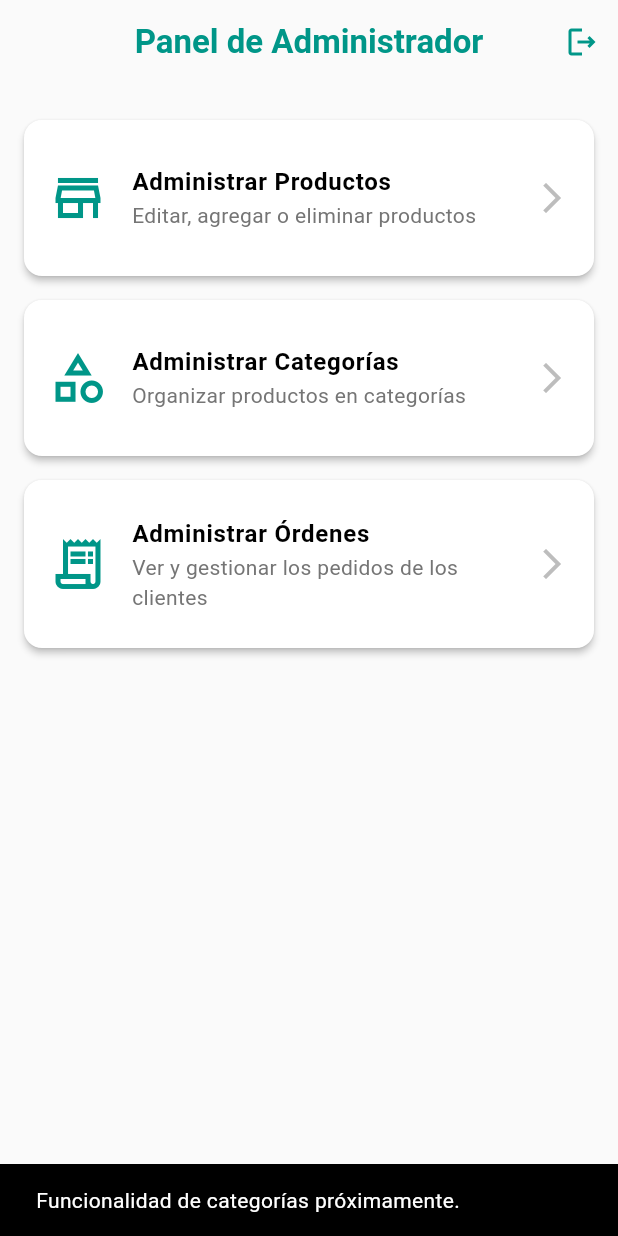
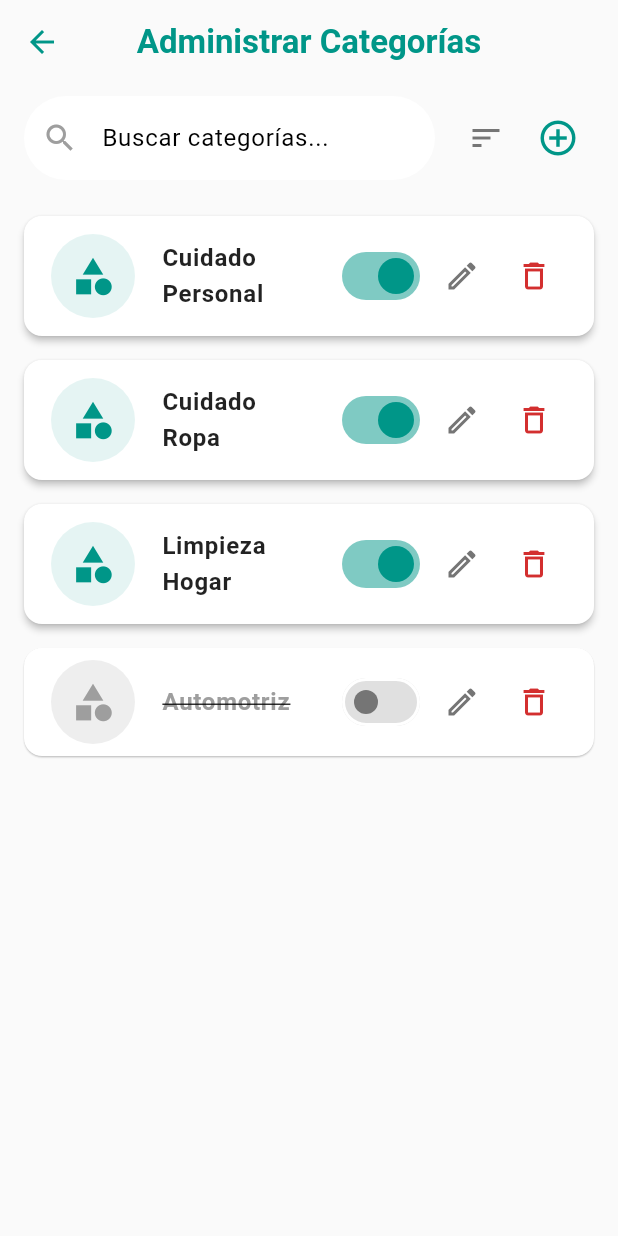
Before and after one commit to JoseFranciscoNavaR/JerceriaApp, a Flutter app: the AdminPanelScreen screen opened directly, after a tap on "Administrar Categorías", on a phone screen of 412 x 824 dp. Run offline on Flutter 3.47's test engine with Material 3 defaults, Android fonts, the phone set to English and light mode, and no system bars; our stand-ins replace badges, hive, hive_flutter; accounts and stored records are empty; network calls fail.

Commit message:
Jarceria v1.1.4 admin category

```diff
--- a/lib/main.dart
+++ b/lib/main.dart
@@ -4,6 +4,7 @@ import 'package:provider/provider.dart';
 import 'package:uuid/uuid.dart';
 
 import 'models/product_model.dart';
+import 'models/category_model.dart'; // Import category model
 import 'screens/home_screen.dart';
 import 'providers/cart_provider.dart';
 
@@ -11,17 +12,38 @@ void main() async {
   WidgetsFlutterBinding.ensureInitialized();
   await Hive.initFlutter();
 
+  // Register adapters
   Hive.registerAdapter(ProductAdapter());
+  Hive.registerAdapter(CategoryAdapter());
 
-  // To prevent data corruption errors during development after model changes,
-  // it's best to delete the box before opening it.
+  // Clear boxes for fresh start in development
   await Hive.deleteBoxFromDisk('products');
+  await Hive.deleteBoxFromDisk('categories');
+
+  // Open boxes
   await Hive.openBox<Product>('products');
+  await Hive.openBox<Category>('categories');
 
-  // Add fresh dummy products on every run to reflect model changes.
+  // Add dummy data
   await addDummyProducts();
+  await addDummyCategories();
 
   runApp(MyApp());
+}
+
+Future<void> addDummyCategories() async {
+  final categoryBox = Hive.box<Category>('categories');
+  final uuid = Uuid();
+  final categories = [
+    Category(id: uuid.v4(), name: 'Limpieza Hogar'),
+    Category(id: uuid.v4(), name: 'Cuidado Ropa'),
+    Category(id: uuid.v4(), name: 'Cuidado Personal'),
+    Category(id: uuid.v4(), name: 'Automotriz', isAvailable: false),
+  ];
+
+  for (var category in categories) {
+    await categoryBox.put(category.id, category);
+  }
 }
 
 Future<void> addDummyProducts() async {
--- /dev/null
+++ b/lib/models/category_model.dart
@@ -0,0 +1,21 @@
+import 'package:hive/hive.dart';
+
+part 'category_model.g.dart';
+
+@HiveType(typeId: 1)
+class Category extends HiveObject {
+  @HiveField(0)
+  String id;
+
+  @HiveField(1)
+  String name;
+
+  @HiveField(2)
+  bool isAvailable;
+
+  Category({
+    required this.id,
+    required this.name,
+    this.isAvailable = true,
+  });
+}
--- /dev/null
+++ b/lib/screens/admin/admin_category_list_screen.dart
@@ -0,0 +1,246 @@
+import 'dart:async';
+import 'package:flutter/material.dart';
+import 'package:hive_flutter/hive_flutter.dart';
+import 'package:jarceria_app/models/category_model.dart';
+import 'package:jarceria_app/services/database_service.dart';
+import './admin_edit_category_screen.dart';
+
+class AdminCategoryListScreen extends StatefulWidget {
+  @override
+  _AdminCategoryListScreenState createState() => _AdminCategoryListScreenState();
+}
+
+class _AdminCategoryListScreenState extends State<AdminCategoryListScreen> {
+  final DatabaseService _databaseService = DatabaseService();
+  String _searchQuery = '';
+  String _sortOrder = 'available_first'; // Default sort order
+  Timer? _debounce;
+
+  @override
+  void dispose() {
+    _debounce?.cancel();
+    super.dispose();
+  }
+
+  void _navigateToEditScreen(BuildContext context, {Category? category}) {
+    Navigator.of(context).push(
+      MaterialPageRoute(builder: (ctx) => AdminEditCategoryScreen(category: category)),
+    );
+  }
+
+  void _showDisableConfirmationDialog(BuildContext context, Category category) {
+    showDialog(
+      context: context,
+      builder: (ctx) => AlertDialog(
+        title: Text('Confirmar Deshabilitación'),
+        content: Text('¿Estás seguro de que quieres deshabilitar esta categoría? Los productos asociados no serán visibles para los clientes.'),
+        shape: RoundedRectangleBorder(borderRadius: BorderRadius.circular(16)),
+        actions: <Widget>[
+          TextButton(
+            child: Text('Cancelar'),
+            onPressed: () {
+              Navigator.of(ctx).pop();
+            },
+          ),
+          TextButton(
+            child: Text('Sí, Deshabilitar', style: TextStyle(color: Theme.of(context).colorScheme.error)),
+            onPressed: () {
+              _databaseService.updateCategoryAvailability(category.id, false);
+              Navigator.of(ctx).pop();
+              ScaffoldMessenger.of(context).showSnackBar(
+                SnackBar(
+                  content: Text('Categoría deshabilitada.'),
+                  backgroundColor: Colors.orangeAccent,
+                  behavior: SnackBarBehavior.floating,
+                ),
+              );
+            },
+          ),
+        ],
+      ),
+    );
+  }
+
+  @override
+  Widget build(BuildContext context) {
+    final Color primaryColor = Theme.of(context).colorScheme.primary;
+
+    return Scaffold(
+      backgroundColor: Colors.grey[50],
+      appBar: AppBar(
+        title: Text('Administrar Categorías', style: TextStyle(fontWeight: FontWeight.bold)),
+        centerTitle: true,
+        elevation: 0,
+        backgroundColor: Colors.transparent,
+        foregroundColor: primaryColor,
+      ),
+      body: Column(
+        children: [
+          Padding(
+            padding: const EdgeInsets.symmetric(horizontal: 16.0, vertical: 8.0),
+            child: Row(
+              children: [
+                Expanded(
+                  child: TextField(
+                    decoration: InputDecoration(
+                      hintText: 'Buscar categorías...',
+                      prefixIcon: Icon(Icons.search, color: Colors.grey),
+                      filled: true,
+                      fillColor: Colors.white,
+                      border: OutlineInputBorder(
+                        borderRadius: BorderRadius.circular(30.0),
+                        borderSide: BorderSide.none,
+                      ),
+                    ),
+                    onChanged: (value) {
+                      if (_debounce?.isActive ?? false) _debounce!.cancel();
+                      _debounce = Timer(const Duration(milliseconds: 500), () {
+                        setState(() {
+                          _searchQuery = value;
+                        });
+                      });
+                    },
+                  ),
+                ),
+                SizedBox(width: 10),
+                PopupMenuButton<String>(
+                  onSelected: (value) {
+                    setState(() {
+                      _sortOrder = value;
+                    });
+                  },
+                  icon: Icon(Icons.sort, color: Colors.grey[600]),
+                  itemBuilder: (BuildContext context) => <PopupMenuEntry<String>>[
+                    const PopupMenuItem<String>(
+                      value: 'available_first',
+                      child: Text('Ordenar por disponibilidad'),
+                    ),
+                    const PopupMenuItem<String>(
+                      value: 'name_asc',
+                      child: Text('Ordenar por nombre (A-Z)'),
+                    ),
+                    const PopupMenuItem<String>(
+                      value: 'name_desc',
+                      child: Text('Ordenar por nombre (Z-A)'),
+                    ),
+                  ],
+                ),
+                IconButton(
+                  icon: Icon(Icons.add_circle_outline, color: primaryColor, size: 28),
+                  onPressed: () => _navigateToEditScreen(context),
+                ),
+              ],
+            ),
+          ),
+          Expanded(
+            child: ValueListenableBuilder(
+              valueListenable: Hive.box<Category>('categories').listenable(),
+              builder: (context, Box<Category> box, _) {
+                var categories = box.values.where((c) => c != null).toList().cast<Category>();
+
+                if (_searchQuery.isNotEmpty) {
+                  categories = categories.where((category) => category.name.toLowerCase().contains(_searchQuery.toLowerCase())).toList();
+                }
+
+                // Sorting logic based on _sortOrder
+                categories.sort((a, b) {
+                  switch (_sortOrder) {
+                    case 'available_first':
+                      if (a.isAvailable && !b.isAvailable) return -1;
+                      if (!a.isAvailable && b.isAvailable) return 1;
+                      return a.name.compareTo(b.name);
+                    case 'name_asc':
+                      return a.name.compareTo(b.name);
+                    case 'name_desc':
+                      return b.name.compareTo(a.name);
+                    default:
+                      return a.name.compareTo(b.name);
+                  }
+                });
+
+                if (categories.isEmpty) {
+                  return Center(
+                    child: Column(
+                      mainAxisAlignment: MainAxisAlignment.center,
+                      children: [
+                        Icon(Icons.category_outlined, size: 100, color: Colors.grey[300]),
+                        SizedBox(height: 20),
+                        Text(
+                          _searchQuery.isEmpty ? 'No hay categorías' : 'No se encontraron categorías',
+                          style: TextStyle(fontSize: 22, color: Colors.grey[600], fontWeight: FontWeight.w300),
+                        ),
+                        if (_searchQuery.isNotEmpty)
+                          Text(
+                            'Intenta con otra búsqueda',
+                            style: TextStyle(fontSize: 16, color: Colors.grey[500]),
+                          ),
+                      ],
+                    ),
+                  );
+                }
+
+                return ListView.builder(
+                  key: PageStorageKey<String>('category_list'), // Preserve scroll position
+                  padding: const EdgeInsets.all(8.0),
+                  itemCount: categories.length,
+                  itemBuilder: (ctx, index) {
+                    final category = categories[index];
+                    return Card(
+                      key: ValueKey(category.id), // Essential for stateful updates in lists
+                      elevation: category.isAvailable ? 2.0 : 0.5,
+                      margin: const EdgeInsets.symmetric(vertical: 8.0, horizontal: 8.0),
+                      shape: RoundedRectangleBorder(borderRadius: BorderRadius.circular(12)),
+                      color: category.isAvailable ? Colors.white : Colors.white,
+                      child: ListTile(
+                        contentPadding: const EdgeInsets.symmetric(horizontal: 16.0, vertical: 8.0),
+                        leading: CircleAvatar(
+                          radius: 30,
+                          backgroundColor: category.isAvailable ? primaryColor.withOpacity(0.1) : Colors.grey[200],
+                          child: Icon(
+                            Icons.category,
+                            size: 30,
+                            color: category.isAvailable ? primaryColor : Colors.grey[500],
+                          ),
+                        ),
+                        title: Text(
+                          category.name,
+                          style: TextStyle(
+                            fontWeight: FontWeight.bold,
+                            color: category.isAvailable ? Colors.black87 : Colors.grey[500],
+                            decoration: !category.isAvailable ? TextDecoration.lineThrough : TextDecoration.none,
+                          ),
+                        ),
+                        trailing: Row(
+                          mainAxisSize: MainAxisSize.min,
+                          children: [
+                            Switch(
+                              value: category.isAvailable,
+                              onChanged: (value) {
+                                _databaseService.updateCategoryAvailability(category.id, value);
+                              },
+                              activeColor: Theme.of(context).colorScheme.primary,
+                              inactiveTrackColor: Colors.grey[300],
+                              inactiveThumbColor: Colors.grey[600],
+                            ),
+                            IconButton(
+                              icon: Icon(Icons.edit_outlined, color: Colors.grey[600]),
+                              onPressed: () => _navigateToEditScreen(context, category: category),
+                            ),
+                            IconButton(
+                              icon: Icon(Icons.delete_outline, color: Theme.of(context).colorScheme.error),
+                              onPressed: () => _showDisableConfirmationDialog(context, category),
+                            ),
+                          ],
+                        ),
+                      ),
+                    );
+                  },
+                );
+              },
+            ),
+          ),
+        ],
+      ),
+    );
+  }
+}
--- a/lib/screens/admin/admin_edit_product_screen.dart
+++ b/lib/screens/admin/admin_edit_product_screen.dart
@@ -173,6 +173,8 @@ class _AdminEditProductScreenState extends State<AdminEditProductScreen> {
                       });
                     },
                     activeColor: Theme.of(context).colorScheme.primary,
+                    inactiveTrackColor: Colors.grey[300],
+                    inactiveThumbColor: Colors.grey[600],
                     contentPadding: EdgeInsets.zero,
                   ),
                   SwitchListTile(
@@ -184,6 +186,8 @@ class _AdminEditProductScreenState extends State<AdminEditProductScreen> {
                       });
                     },
                     activeColor: Theme.of(context).colorScheme.primary,
+                    inactiveTrackColor: Colors.grey[300],
+                    inactiveThumbColor: Colors.grey[600],
                     contentPadding: EdgeInsets.zero,
                   ),
                   SizedBox(height: 30),
--- a/lib/screens/admin/admin_panel_screen.dart
+++ b/lib/screens/admin/admin_panel_screen.dart
@@ -1,6 +1,7 @@
 import 'package:flutter/material.dart';
 import '../home_screen.dart';
 import './admin_product_list_screen.dart';
+import './admin_category_list_screen.dart'; // Import the new screen
 
 class AdminPanelScreen extends StatelessWidget {
   @override
@@ -48,8 +49,9 @@ class AdminPanelScreen extends StatelessWidget {
             title: 'Administrar Categorías',
             subtitle: 'Organizar productos en categorías',
             onTap: () {
-              ScaffoldMessenger.of(context).showSnackBar(
-                SnackBar(content: Text('Funcionalidad de categorías próximamente.')),
+              // Navigate to the new category list screen
+              Navigator.of(context).push(
+                MaterialPageRoute(builder: (ctx) => AdminCategoryListScreen()),
               );
             },
           ),
```
Also changed, not shown: lib/screens/admin/admin_edit_category_screen.dart (added, +171 -0 lines), lib/services/database_service.dart (+29 -7 lines), lib/models/category_model.g.dart (added).
